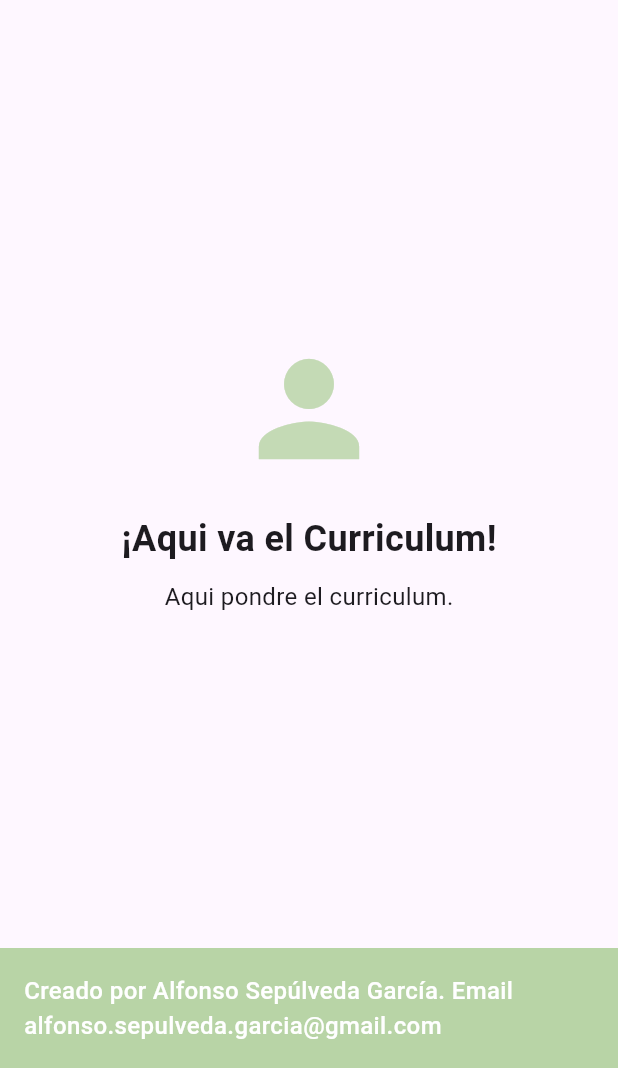
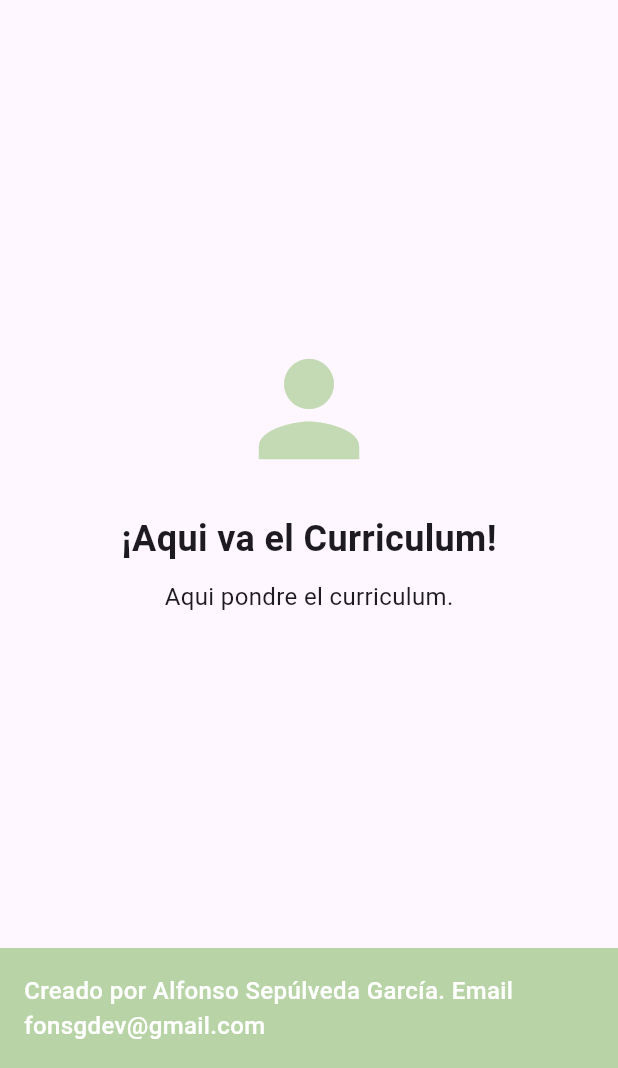
Before and after one commit to Fon-Dev/mijillasoft, a Flutter app: the CurriculumScreen screen opened by its route, on a phone screen of 412 x 824 dp, the part 168-1236 px from its top. Run offline on Flutter 3.47's test engine with Material 3 defaults, Android fonts, the light colour scheme and no system bars.

Commit message:
cambio correo electronico contacto

```diff
--- a/webmijillasoft/lib/widgets/footer.dart
+++ b/webmijillasoft/lib/widgets/footer.dart
@@ -12,7 +12,7 @@ class MijillaSoftFooter extends StatelessWidget {
         height: 50.0,
         child: const Center(
           child: Text(
-            'Creado por Alfonso Sepúlveda García. Email alfonso.sepulveda.garcia@gmail.com',
+            'Creado por Alfonso Sepúlveda García. Email fonsgdev@gmail.com',
             style: TextStyle(
               fontSize: 16,
               fontWeight: FontWeight.w500,
```
